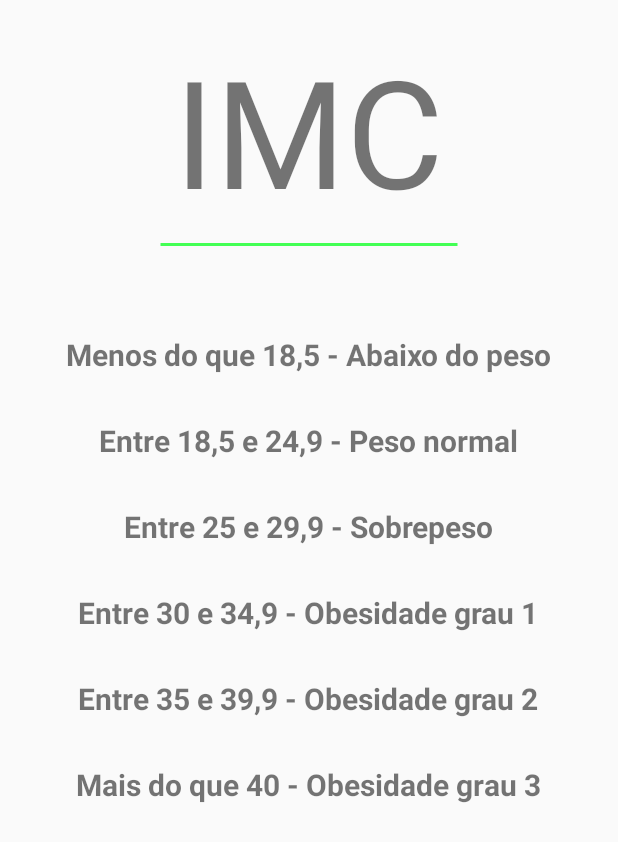
After one commit to MarcosVSO/AndroidCalculadoraIMC, an Android app: the layout activity_result.xml on its own in the app's theme, with its tools: preview values and no code run, on a phone screen of 412 x 824 dp. The commit adds this screen. Shown: the top 842 px of the screen. Run offline under Robolectric (Android 15) with nearby library versions, the phone set to English and light mode, and no system bars.

Commit message:
Adicionado activity ResultActivity para display do valor IMC e diagnóstico

```diff
--- a/app/src/main/AndroidManifest.xml
+++ b/app/src/main/AndroidManifest.xml
@@ -9,6 +9,7 @@
         android:roundIcon="@mipmap/ic_launcher_round"
         android:supportsRtl="true"
         android:theme="@style/AppTheme">
+        <activity android:name=".ResultActivity"></activity>
         <activity android:name=".MainActivity">
             <intent-filter>
                 <action android:name="android.intent.action.MAIN" />
--- /dev/null
+++ b/app/src/main/res/drawable/ret_resultado.xml
@@ -0,0 +1,5 @@
+<?xml version="1.0" encoding="utf-8"?>
+<shape xmlns:android="http://schemas.android.com/apk/res/android" android:shape="rectangle">
+    <solid android:color="@android:color/transparent" />
+    <stroke android:width="2dp" android:color="#43FF54"/>
+</shape>
--- /dev/null
+++ b/app/src/main/res/drawable/separator.xml
@@ -0,0 +1,7 @@
+<?xml version="1.0" encoding="utf-8"?>
+<shape  xmlns:android="http://schemas.android.com/apk/res/android"
+    android:shape="line">
+    <solid android:color="@android:color/transparent" />
+    <stroke android:width="2dp" android:color="#43FF54"/>
+    <size android:width="1dp" />
+</shape>
--- /dev/null
+++ b/app/src/main/res/layout/activity_result.xml
@@ -0,0 +1,93 @@
+<?xml version="1.0" encoding="utf-8"?>
+<RelativeLayout xmlns:android="http://schemas.android.com/apk/res/android"
+    xmlns:app="http://schemas.android.com/apk/res-auto"
+    xmlns:tools="http://schemas.android.com/tools"
+    android:layout_width="match_parent"
+    android:layout_height="match_parent"
+    tools:context=".ResultActivity">
+
+    <TextView
+        android:id="@+id/text_imc"
+        android:layout_width="200dp"
+        android:layout_height="wrap_content"
+        android:layout_centerHorizontal="true"
+        android:layout_marginTop="20dp"
+        android:text="IMC"
+        android:textAlignment="center"
+        android:textSize="100sp" />
+
+    <TextView
+        android:id="@+id/text_sublinhado"
+        android:layout_width="200dp"
+        android:layout_height="wrap_content"
+        android:layout_below="@+id/text_imc"
+        android:layout_centerHorizontal="true"
+        android:background="@drawable/separator" />
+
+    <TextView
+        android:id="@+id/text_abaixo"
+        android:layout_width="wrap_content"
+        android:layout_height="wrap_content"
+        android:layout_below="@+id/text_sublinhado"
+        android:layout_centerHorizontal="true"
+        android:layout_marginTop="50dp"
+        android:text="@string/abaixo_peso"
+        android:textSize="20sp"
+        android:textStyle="bold" />
+
+    <TextView
+        android:id="@+id/text_normal"
+        android:layout_width="wrap_content"
+        android:layout_height="wrap_content"
+        android:layout_below="@+id/text_abaixo"
+        android:layout_centerHorizontal="true"
+        android:layout_marginTop="30dp"
+        android:text="@string/abaixo_normal"
+        android:textSize="20sp"
+        android:textStyle="bold" />
+
+    <TextView
+        android:id="@+id/text_sobrepeso"
+        android:layout_width="wrap_content"
+        android:layout_height="wrap_content"
+        android:layout_below="@+id/text_normal"
+        android:layout_centerHorizontal="true"
+        android:layout_marginTop="30dp"
+        android:text="@string/abaixo_sobrepeso"
+        android:textSize="20sp"
+        android:textStyle="bold" />
+
+    <TextView
+        android:id="@+id/text_obesidade1"
+        android:layout_width="wrap_content"
+        android:layout_height="wrap_content"
+        android:layout_below="@+id/text_sobrepeso"
+        android:layout_centerHorizontal="true"
+        android:layout_marginTop="30dp"
+        android:text="@string/abaixo_obesidade1"
+        android:textSize="20sp"
+        android:textStyle="bold" />
+
+    <TextView
+        android:id="@+id/text_obesidade2"
+        android:layout_width="wrap_content"
+        android:layout_height="wrap_content"
+        android:layout_below="@+id/text_obesidade1"
+        android:layout_centerHorizontal="true"
+        android:layout_marginTop="30dp"
+        android:text="@string/abaixo_obesidade2"
+        android:textSize="20sp"
+        android:textStyle="bold" />
+
+    <TextView
+        android:id="@+id/text_obesidade3"
+        android:layout_width="wrap_content"
+        android:layout_height="wrap_content"
+        android:layout_below="@+id/text_obesidade2"
+        android:layout_centerHorizontal="true"
+        android:layout_marginTop="30dp"
+        android:text="@string/abaixo_obesidade3"
+        android:textSize="20sp"
+        android:textStyle="bold" />
+
+</RelativeLayout>
--- a/app/src/main/res/values/colors.xml
+++ b/app/src/main/res/values/colors.xml
@@ -1,6 +1,7 @@
 <?xml version="1.0" encoding="utf-8"?>
 <resources>
-    <color name="colorPrimary">#008577</color>
+    <color name="colorPrimary">#43FF54</color>
     <color name="colorPrimaryDark">#00574B</color>
     <color name="colorAccent">#D81B60</color>
+    <color name="colorWhite">#FFFFFF</color>
 </resources>
--- a/app/src/main/res/values/strings.xml
+++ b/app/src/main/res/values/strings.xml
@@ -3,4 +3,10 @@
     <string name="peso">Peso</string>
     <string name="altura">Altura</string>
     <string name="calcular">Calcular</string>
+    <string name="abaixo_peso">Menos do que 18,5 - Abaixo do peso</string>
+    <string name="abaixo_normal">Entre 18,5 e 24,9  - Peso normal</string>
+    <string name="abaixo_sobrepeso">Entre 25 e 29,9  - Sobrepeso</string>
+    <string name="abaixo_obesidade1">Entre 30 e 34,9  - Obesidade grau 1</string>
+    <string name="abaixo_obesidade2">Entre 35 e 39,9  - Obesidade grau 2</string>
+    <string name="abaixo_obesidade3">Mais do que 40 - Obesidade grau 3</string>
 </resources>
```
Also changed, not shown: app/src/main/java/com/example/calculadoraimc/MainActivity.java (+28 -1 lines), app/src/main/java/com/example/calculadoraimc/ResultActivity.java (added, +64 -0 lines), app/src/main/res/layout/activity_main.xml (+12 -7 lines), 1 other file.
